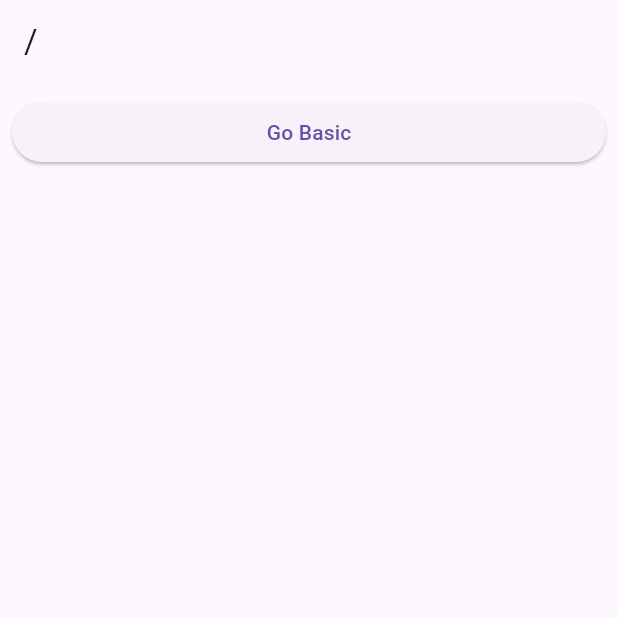
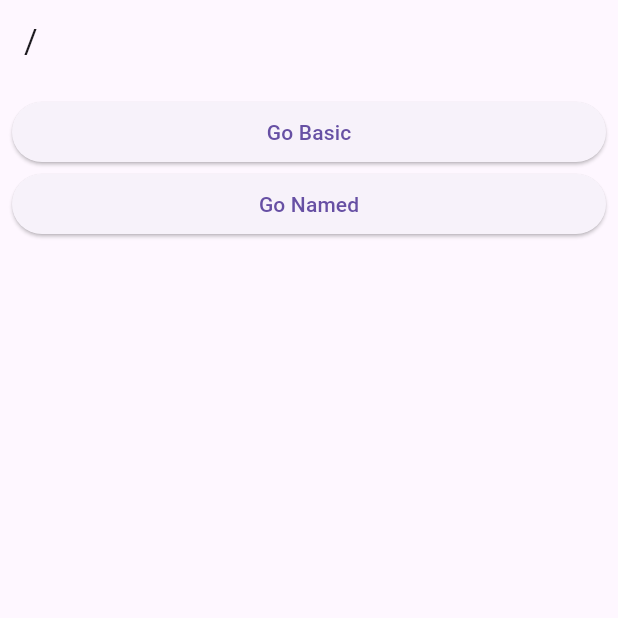
Before and after one commit to yeongwooCho/go-router-test, a Flutter app: the screen it shows after launch, on a phone screen of 412 x 824 dp, the top half of it. Run offline on Flutter 3.47's test engine with Material 3 defaults, Android fonts, the light colour scheme and no system bars; our stand-ins replace go_router.

Commit message:
[add] go named 함수 사용

```diff
--- a/lib/route/route.dart
+++ b/lib/route/route.dart
@@ -1,22 +1,33 @@
 import 'package:go_router/go_router.dart';
 import 'package:go_router_theory/screens/1_basic_screen.dart';
+import 'package:go_router_theory/screens/2_named_screen.dart';
 import 'package:go_router_theory/screens/root_screen.dart';
 
 final router = GoRouter(
   routes: [
     GoRoute(
-      path: '/', // home
+      // / -> home
+      path: '/',
       builder: (context, state) {
         return RootScreen();
       },
       routes: [
         GoRoute(
+          // /basic
           path: 'basic',
           builder: (context, state) {
             return BasicScreen();
           },
         ),
-      ]
+        GoRoute(
+          // /named
+          path: 'named',
+          name: 'named_screen',
+          builder: (context, state) {
+            return NamedScreen();
+          },
+        ),
+      ],
     ),
   ],
 );
--- a/lib/screens/root_screen.dart
+++ b/lib/screens/root_screen.dart
@@ -16,6 +16,12 @@ class RootScreen extends StatelessWidget {
             },
             child: const Text('Go Basic'),
           ),
+          ElevatedButton(
+            onPressed: () {
+              context.goNamed('named_screen');
+            },
+            child: const Text('Go Named'),
+          ),
         ],
       ),
     );
```
Also changed, not shown: lib/screens/2_named_screen.dart (added, +15 -0 lines).
